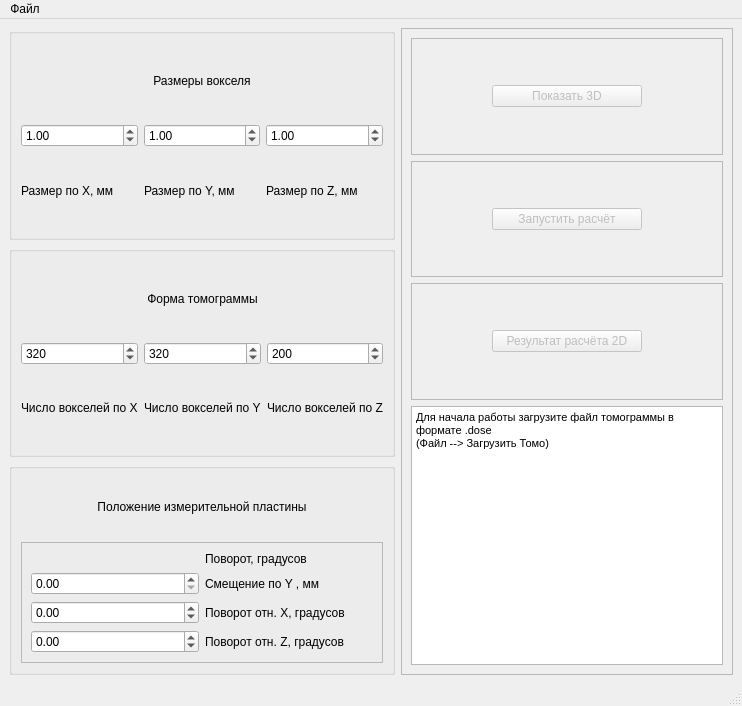
This is DoseVerificationGUI.ui in Firetawnyowl/DosimetryVerification as Qt 5 draws it before an edit. The edited form follows.
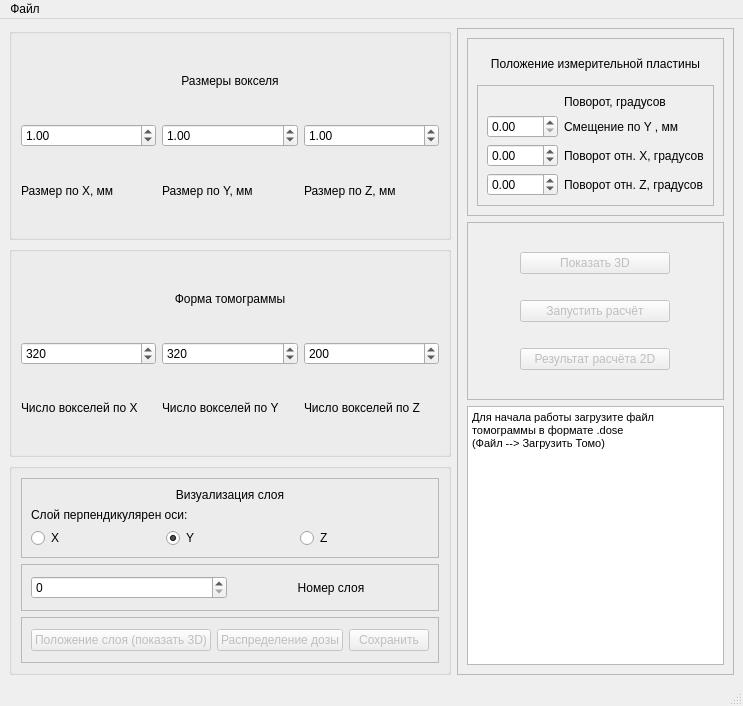
This is the edited form.

Commit message: Добавлена возможность посмотреть дозовое распределение в любом слое (по трём осям) исходного (загруженного) множества вокселей без использования "измерительной пластины"

```diff
--- a/DoseVerificationGUI.ui
+++ b/DoseVerificationGUI.ui
@@ -158,9 +158,18 @@
         </property>
         <layout class="QVBoxLayout" name="verticalLayout">
          <item>
-          <widget class="QLabel" name="label_9">
+          <widget class="QFrame" name="frame_6">
+           <property name="frameShape">
+            <enum>QFrame::StyledPanel</enum>
+           </property>
+           <property name="frameShadow">
+            <enum>QFrame::Raised</enum>
+           </property>
+           <layout class="QVBoxLayout" name="verticalLayout_2">
+            <item>
+             <widget class="QLabel" name="label_15">
            <property name="text">
-            <string>Положение измерительной пластины</string>
+               <string>Визуализация слоя</string>
            </property>
            <property name="alignment">
             <set>Qt::AlignCenter</set>
@@ -168,6 +177,161 @@
           </widget>
          </item>
          <item>
+             <widget class="QLabel" name="label_10">
+              <property name="text">
+               <string>Слой перпендикулярен оси:</string>
+              </property>
+             </widget>
+            </item>
+            <item>
+             <layout class="QHBoxLayout" name="horizontalLayout">
+              <item>
+               <widget class="QRadioButton" name="radioButton_X">
+                <property name="text">
+                 <string>X</string>
+                </property>
+               </widget>
+              </item>
+              <item>
+               <widget class="QRadioButton" name="radioButton_Y">
+                <property name="text">
+                 <string>Y</string>
+                </property>
+                <property name="checked">
+                 <bool>true</bool>
+                </property>
+               </widget>
+              </item>
+              <item>
+               <widget class="QRadioButton" name="radioButton_Z">
+                <property name="text">
+                 <string>Z</string>
+                </property>
+               </widget>
+              </item>
+             </layout>
+            </item>
+           </layout>
+          </widget>
+         </item>
+         <item>
+          <widget class="QFrame" name="frame_5">
+           <property name="frameShape">
+            <enum>QFrame::StyledPanel</enum>
+           </property>
+           <property name="frameShadow">
+            <enum>QFrame::Raised</enum>
+           </property>
+           <layout class="QHBoxLayout" name="horizontalLayout_3">
+            <item>
+             <widget class="QSpinBox" name="spinBox_layerNumber"/>
+            </item>
+            <item>
+             <widget class="QLabel" name="label_16">
+              <property name="text">
+               <string>Номер слоя</string>
+              </property>
+              <property name="alignment">
+               <set>Qt::AlignCenter</set>
+              </property>
+             </widget>
+            </item>
+           </layout>
+          </widget>
+         </item>
+         <item>
+          <widget class="QFrame" name="frame_3">
+           <property name="frameShape">
+            <enum>QFrame::StyledPanel</enum>
+           </property>
+           <property name="frameShadow">
+            <enum>QFrame::Raised</enum>
+           </property>
+           <layout class="QHBoxLayout" name="horizontalLayout_4">
+            <item>
+             <widget class="QPushButton" name="pushButton_showLayer3D">
+              <property name="enabled">
+               <bool>false</bool>
+              </property>
+              <property name="text">
+               <string>Положение слоя (показать 3D)</string>
+              </property>
+             </widget>
+            </item>
+            <item>
+             <widget class="QPushButton" name="pushButton_layerDoseMap">
+              <property name="enabled">
+               <bool>false</bool>
+              </property>
+              <property name="text">
+               <string>Распределение дозы</string>
+              </property>
+             </widget>
+            </item>
+            <item>
+             <widget class="QPushButton" name="pushButton_saveLayer">
+              <property name="enabled">
+               <bool>false</bool>
+              </property>
+              <property name="text">
+               <string>Сохранить</string>
+              </property>
+             </widget>
+            </item>
+           </layout>
+          </widget>
+         </item>
+        </layout>
+       </widget>
+      </item>
+     </layout>
+    </item>
+    <item>
+     <widget class="QFrame" name="frame">
+      <property name="maximumSize">
+       <size>
+        <width>421</width>
+        <height>16777215</height>
+       </size>
+      </property>
+      <property name="frameShape">
+       <enum>QFrame::StyledPanel</enum>
+      </property>
+      <property name="frameShadow">
+       <enum>QFrame::Raised</enum>
+      </property>
+      <layout class="QGridLayout" name="gridLayout_3">
+       <item row="2" column="0">
+        <widget class="QTextBrowser" name="textBrowser">
+         <property name="maximumSize">
+          <size>
+           <width>391</width>
+           <height>259</height>
+          </size>
+         </property>
+         <property name="layoutDirection">
+          <enum>Qt::LeftToRight</enum>
+         </property>
+         <property name="html">
+          <string>&lt;!DOCTYPE HTML PUBLIC &quot;-//W3C//DTD HTML 4.0//EN&quot; &quot;http://www.w3.org/TR/REC-html40/strict.dtd&quot;&gt;
+&lt;html&gt;&lt;head&gt;&lt;meta name=&quot;qrichtext&quot; content=&quot;1&quot; /&gt;&lt;style type=&quot;text/css&quot;&gt;
+p, li { white-space: pre-wrap; }
+&lt;/style&gt;&lt;/head&gt;&lt;body style=&quot; font-family:'MS Shell Dlg 2'; font-size:8.25pt; font-weight:400; font-style:normal;&quot;&gt;
+&lt;p style=&quot; margin-top:0px; margin-bottom:0px; margin-left:0px; margin-right:0px; -qt-block-indent:0; text-indent:0px;&quot;&gt;Для начала работы загрузите файл томограммы в формате .dose&lt;/p&gt;
+&lt;p style=&quot; margin-top:0px; margin-bottom:0px; margin-left:0px; margin-right:0px; -qt-block-indent:0; text-indent:0px;&quot;&gt;(Файл --&amp;gt; Загрузить Томо)&lt;/p&gt;&lt;/body&gt;&lt;/html&gt;</string>
+         </property>
+        </widget>
+       </item>
+       <item row="0" column="0">
+        <widget class="QFrame" name="frame_4">
+         <property name="frameShape">
+          <enum>QFrame::StyledPanel</enum>
+         </property>
+         <property name="frameShadow">
+          <enum>QFrame::Raised</enum>
+         </property>
+         <layout class="QGridLayout" name="gridLayout_4">
+          <item row="1" column="0">
           <widget class="QFrame" name="frame_8">
            <property name="frameShape">
             <enum>QFrame::StyledPanel</enum>
@@ -252,27 +416,20 @@
            </layout>
           </widget>
          </item>
-        </layout>
+          <item row="0" column="0">
+           <widget class="QLabel" name="label_9">
+            <property name="text">
+             <string>Положение измерительной пластины</string>
+            </property>
+            <property name="alignment">
+             <set>Qt::AlignCenter</set>
+            </property>
        </widget>
       </item>
      </layout>
-    </item>
-    <item>
-     <widget class="QFrame" name="frame">
-      <property name="maximumSize">
-       <size>
-        <width>421</width>
-        <height>16777215</height>
-       </size>
-      </property>
-      <property name="frameShape">
-       <enum>QFrame::StyledPanel</enum>
-      </property>
-      <property name="frameShadow">
-       <enum>QFrame::Raised</enum>
-      </property>
-      <layout class="QGridLayout" name="gridLayout_3">
-       <item row="2" column="0">
+        </widget>
+       </item>
+       <item row="1" column="0">
         <widget class="QFrame" name="frame_2">
          <property name="frameShape">
           <enum>QFrame::StyledPanel</enum>
@@ -281,7 +438,7 @@
           <enum>QFrame::Raised</enum>
          </property>
          <layout class="QGridLayout" name="gridLayout_6">
-          <item row="0" column="0">
+          <item row="2" column="0">
            <widget class="QPushButton" name="pushButton_ShowResult2D">
             <property name="enabled">
              <bool>false</bool>
@@ -297,19 +454,7 @@
             </property>
            </widget>
           </item>
-         </layout>
-        </widget>
-       </item>
        <item row="1" column="0">
-        <widget class="QFrame" name="frame_3">
-         <property name="frameShape">
-          <enum>QFrame::StyledPanel</enum>
-         </property>
-         <property name="frameShadow">
-          <enum>QFrame::Raised</enum>
-         </property>
-         <layout class="QGridLayout" name="gridLayout_5">
-          <item row="0" column="0">
            <widget class="QPushButton" name="pushButton_Run">
             <property name="enabled">
              <bool>false</bool>
@@ -325,18 +470,6 @@
             </property>
            </widget>
           </item>
-         </layout>
-        </widget>
-       </item>
-       <item row="0" column="0">
-        <widget class="QFrame" name="frame_4">
-         <property name="frameShape">
-          <enum>QFrame::StyledPanel</enum>
-         </property>
-         <property name="frameShadow">
-          <enum>QFrame::Raised</enum>
-         </property>
-         <layout class="QGridLayout" name="gridLayout_4">
           <item row="0" column="0">
            <widget class="QPushButton" name="pushButton_Show3D">
             <property name="enabled">
@@ -356,27 +489,6 @@
          </layout>
         </widget>
        </item>
-       <item row="3" column="0">
-        <widget class="QTextBrowser" name="textBrowser">
-         <property name="maximumSize">
-          <size>
-           <width>391</width>
-           <height>259</height>
-          </size>
-         </property>
-         <property name="layoutDirection">
-          <enum>Qt::LeftToRight</enum>
-         </property>
-         <property name="html">
-          <string>&lt;!DOCTYPE HTML PUBLIC &quot;-//W3C//DTD HTML 4.0//EN&quot; &quot;http://www.w3.org/TR/REC-html40/strict.dtd&quot;&gt;
-&lt;html&gt;&lt;head&gt;&lt;meta name=&quot;qrichtext&quot; content=&quot;1&quot; /&gt;&lt;style type=&quot;text/css&quot;&gt;
-p, li { white-space: pre-wrap; }
-&lt;/style&gt;&lt;/head&gt;&lt;body style=&quot; font-family:'MS Shell Dlg 2'; font-size:8.25pt; font-weight:400; font-style:normal;&quot;&gt;
-&lt;p style=&quot; margin-top:0px; margin-bottom:0px; margin-left:0px; margin-right:0px; -qt-block-indent:0; text-indent:0px;&quot;&gt;Для начала работы загрузите файл томограммы в формате .dose&lt;/p&gt;
-&lt;p style=&quot; margin-top:0px; margin-bottom:0px; margin-left:0px; margin-right:0px; -qt-block-indent:0; text-indent:0px;&quot;&gt;(Файл --&amp;gt; Загрузить Томо)&lt;/p&gt;&lt;/body&gt;&lt;/html&gt;</string>
-         </property>
-        </widget>
-       </item>
       </layout>
      </widget>
     </item>
```
Lines whose indentation alone changed are shown as unchanged. The commit also changes 4 other files.
